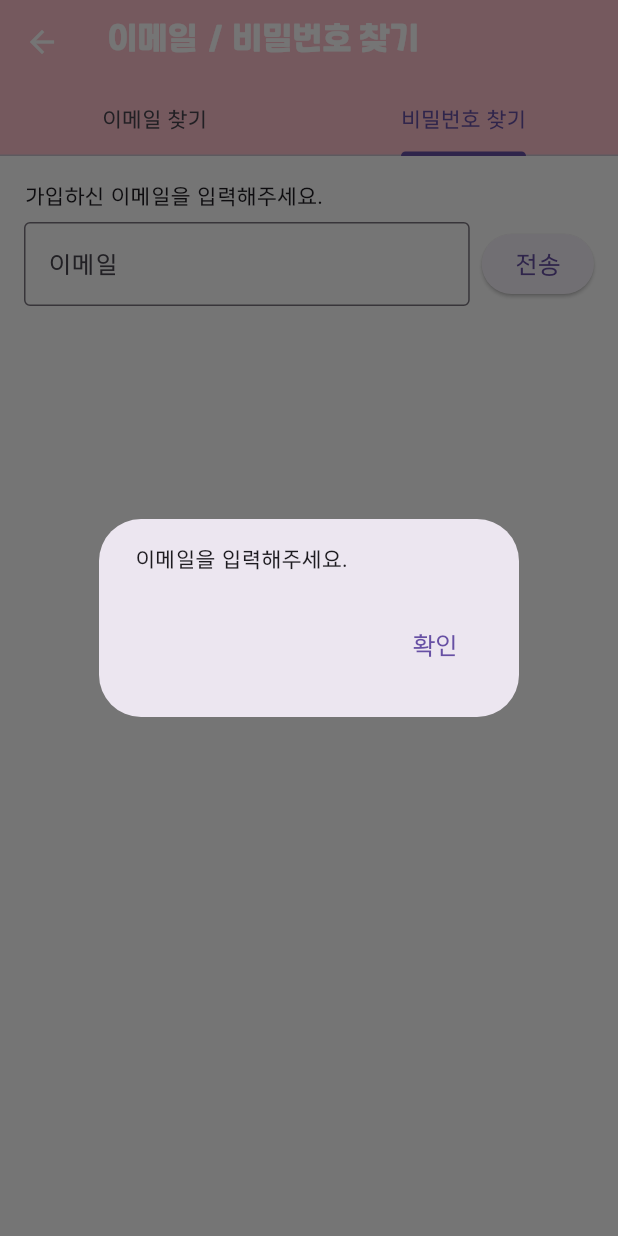
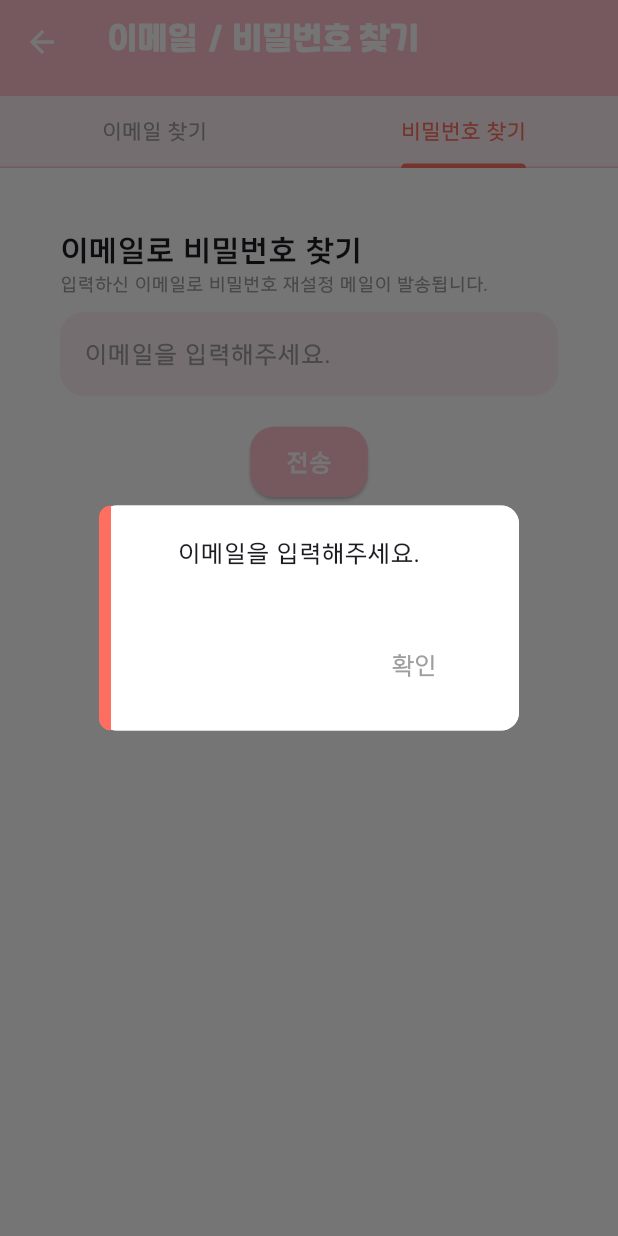
Before and after one commit to suikari/Wearly, a Flutter app: the FindAccountPage screen opened directly, tab 2 chosen, after a tap on "전송", on a phone screen of 412 x 824 dp. Run offline on Flutter 3.47's test engine with Material 3 defaults, Android fonts, the phone set to English and light mode, and no system bars; our stand-ins replace cloud_firestore, file_picker, firebase_auth, firebase_core, firebase_storage, geocoding and 5 more; missing offline and left inert: firebase_app_check, flutter_naver_login, image_editor_plus, kakao_flutter_sdk_user; accounts and stored records are empty; generated files the repository leaves out were written again.

Commit message:
250619 - 이메일/비밀번호 찾기 페이지 완료, 카카오/네이버 로그인 확인중

```diff
--- a/lib/common/dialog_util.dart
+++ b/lib/common/dialog_util.dart
@@ -1,4 +1,6 @@
 import 'package:flutter/material.dart';
+import 'package:provider/provider.dart';
+import '../provider/theme_provider.dart';
 import '/provider/custom_colors.dart';
 
 Future<bool?> showDialogMessage(
@@ -11,6 +13,9 @@ Future<bool?> showDialogMessage(
   final customColors = Theme.of(context).extension<CustomColors>();
   final pointColor = customColors?.pointColor ?? Colors.black;
   final subColor = customColors?.subColor ?? Colors.white;
+  final themeProvider = Provider.of<ThemeProvider>(context, listen: false);
+  final isBlackTheme = themeProvider.colorTheme == ColorTheme.blackTheme;
+  final bgColor = isBlackTheme ? Color(0xFF333333) : Colors.white;
 
   return showDialog<bool>(
     context: context,
@@ -21,7 +26,7 @@ Future<bool?> showDialogMessage(
           child: Container(
             decoration: BoxDecoration(
               borderRadius: BorderRadius.circular(12),
-              color: subColor,
+              color: bgColor,
             ),
             child: Row(
               mainAxisSize: MainAxisSize.min,
@@ -40,7 +45,7 @@ Future<bool?> showDialogMessage(
 
                 // 내용 영역
                 ConstrainedBox(
-                  constraints: const BoxConstraints(maxWidth: 250),
+                  constraints: const BoxConstraints(maxWidth: 250, minHeight: 150),
                   child: Padding(
                     padding: const EdgeInsets.symmetric(horizontal: 16, vertical: 20),
                     child: Column(
@@ -52,8 +57,9 @@ Future<bool?> showDialogMessage(
                           style: const TextStyle(fontSize: 16),
                         ),
                         const SizedBox(height: 16),
-                        Align(
-                          alignment: Alignment.centerRight,
+                        Expanded(
+                          child: Align(
+                            alignment: Alignment.bottomRight,
                             child: confirmCancel
                                 ? Row(
                               mainAxisSize: MainAxisSize.min,
@@ -63,14 +69,14 @@ Future<bool?> showDialogMessage(
                                     Navigator.of(context).pop(false);
                                     if (onCancel != null) onCancel();
                                   },
-                                child: const Text("취소"),
+                                  child: const Text("취소", style: TextStyle(color: Colors.grey),),
                                 ),
                                 TextButton(
                                   onPressed: () {
                                     Navigator.of(context).pop(true);
                                     if (onConfirm != null) onConfirm();
                                   },
-                                child: const Text("확인"),
+                                  child: const Text("확인", style: TextStyle(color: Colors.black),),
                                 ),
                               ],
                             )
@@ -79,7 +85,8 @@ Future<bool?> showDialogMessage(
                                 Navigator.of(context).pop(true);
                                 if (onConfirm != null) onConfirm();
                               },
-                            child: const Text("확인"),
+                              child: const Text("확인", style: TextStyle(color: Colors.grey),),
+                            ),
                           ),
                         ),
                       ],
--- a/lib/main.dart
+++ b/lib/main.dart
@@ -36,6 +36,7 @@ Future<void> main() async {
   KakaoSdk.init(
     nativeAppKey: '102bf4d0a6bfeeab56fd2d28f7573cc1',
   );
+
   runApp(
     ChangeNotifierProvider(
       create: (_) => ThemeProvider(),
--- a/lib/page/find_account_page.dart
+++ b/lib/page/find_account_page.dart
@@ -1,10 +1,22 @@
+import 'package:cloud_firestore/cloud_firestore.dart';
+import 'package:firebase_auth/firebase_auth.dart';
 import 'package:flutter/material.dart';
+
+import '../common/dialog_util.dart';
+import '../provider/custom_colors.dart';
 
 class FindAccountPage extends StatelessWidget {
   const FindAccountPage({super.key});
 
   @override
   Widget build(BuildContext context) {
+    final customColors = Theme.of(context).extension<CustomColors>();
+    Color mainColor = customColors?.mainColor ?? Theme.of(context).primaryColor;
+    Color subColor = customColors?.subColor ?? Colors.white;
+    Color pointColor = customColors?.pointColor ?? Colors.white70;
+    Color Grey = customColors?.textGrey ?? Colors.grey;
+    Color White = customColors?.textWhite ?? Colors.white;
+    Color Black = customColors?.textBlack ?? Colors.black;
     return DefaultTabController(
       length: 2,
       child: Scaffold(
@@ -14,11 +26,21 @@ class FindAccountPage extends StatelessWidget {
             icon: const Icon(Icons.arrow_back),
             onPressed: () => Navigator.pop(context),
           ),
-          bottom: const TabBar(
-            tabs: [
+          bottom: PreferredSize(
+            preferredSize: const Size.fromHeight(kToolbarHeight),
+            child: Container(
+              color: subColor,
+              child: TabBar(
+                labelColor: pointColor,
+                unselectedLabelColor: Grey,
+                dividerColor: mainColor,
+                indicatorColor: pointColor,
+                tabs: const [
                   Tab(text: '이메일 찾기'),
                   Tab(text: '비밀번호 찾기'),
                 ],
+              ),
+            ),
           ),
         ),
         body: const TabBarView(
@@ -42,47 +64,101 @@ class _FindEmailTab extends StatefulWidget {
 
 class _FindEmailTabState extends State<_FindEmailTab> {
   final nicknameController = TextEditingController();
+  String? maskedEmailResult;
 
-  void _showDialog(String message) {
-    showDialog(
-      context: context,
-      builder: (_) => AlertDialog(
-        content: Text(message),
-        actions: [
-          TextButton(
-              onPressed: () => Navigator.pop(context), child: const Text("확인")),
-        ],
-      ),
-    );
+  Future<String?> findEmailByNickname(String nickname) async {
+    final query = await FirebaseFirestore.instance
+        .collection('users')
+        .where('nickname', isEqualTo: nickname)
+        .limit(1)
+        .get();
+
+    if (query.docs.isEmpty) return null;
+    return query.docs.first.data()['email'];
   }
 
-  void _findEmail() {
-    if (nicknameController.text.trim().isEmpty) {
-      _showDialog("닉네임을 입력해주세요.");
+  String maskEmail(String email) {
+    final parts = email.split('@');
+    if (parts.length != 2) return email; // 이메일 형식이 아니면 원본 반환
+
+    final username = parts[0];
+    final domain = parts[1];
+
+    // 예외 처리: 사용자 ID가 2자 이하일 경우 전체 마스킹
+    if (username.length <= 2) {
+      return '*' * username.length + '@' + domain;
+    }
+
+    // 일반 처리: 앞 2자리 표시 + 나머지는 *
+    final visibleLength = 2;
+    final visiblePart = username.substring(0, visibleLength);
+    final masked = '*' * (username.length - visibleLength);
+
+    return '$visiblePart$masked@$domain';
+  }
+
+  void _findEmail() async {
+    final nickname = nicknameController.text.trim();
+    if (nickname.isEmpty) {
+      await showDialogMessage(context, "닉네임을 입력해주세요.");
+      return;
+    }
+
+    final email = await findEmailByNickname(nickname);
+    if (email != null) {
+      final masked = maskEmail(email);
+      setState(() {
+        maskedEmailResult = "$masked";
+      });
     } else {
-      _showDialog("입력하신 닉네임으로 이메일을 찾는 요청이 전송되었습니다.");
+      await showDialogMessage(context, "일치하는 이메일을 찾을 수 없습니다.");
     }
   }
 
+
   @override
   Widget build(BuildContext context) {
-    return _SectionWrapper(
+    return Padding(
+      padding: const EdgeInsets.all(20),
+      child: _SectionWrapper(
         children: [
-        const Text("닉네임", style: TextStyle(fontWeight: FontWeight.bold)),
-        const SizedBox(height: 8),
+          const Text("닉네임으로 이메일 찾기", style: TextStyle(fontSize: 20,fontWeight: FontWeight.bold)),
+          const SizedBox(height: 10),
           TextField(
             controller: nicknameController,
-          decoration: _inputDecoration("닉네임을 입력하세요..."),
+            decoration: themedInputDecoration(context, "닉네임을 입력하세요."),
+          ),
+          if (maskedEmailResult != null) ...[
+            Center(
+              child: Column(
+                children: [
+                  const SizedBox(height: 20),
+                  const Divider(color: Colors.grey,),
+                  const SizedBox(height: 20),
+                  Text("해당 닉네임으로 가입된 이메일은"),
+                  const SizedBox(height: 20),
+                  Text(
+                    maskedEmailResult!,
+                    style: const TextStyle(fontSize: 18, fontWeight: FontWeight.bold,),
                   ),
                   const SizedBox(height: 20),
-        Center(
-          child: OutlinedButton(
-            onPressed: _findEmail,
-            style: _buttonStyle(),
-            child: const Text("이메일 찾기"),
+                  Text("입니다."),
+                  const SizedBox(height: 20),
+                  const Divider(color: Colors.grey,),
+                ],
               ),
             ),
           ],
+          const SizedBox(height: 20),
+          Center(
+            child: ElevatedButton(
+              onPressed: _findEmail,
+              style: elevatedButtonStyle(context),
+              child: const Text("이메일 찾기", style: TextStyle(color: Colors.white, fontWeight: FontWeight.bold),),
+            ),
+          ),
+        ],
+      ),
     );
   }
 }
@@ -97,159 +173,79 @@ class _FindPasswordTab extends StatefulWidget {
 
 class _FindPasswordTabState extends State<_FindPasswordTab> {
   final emailController = TextEditingController();
-  final codeController = TextEditingController();
-  final newPasswordController = TextEditingController();
-  final confirmPasswordController = TextEditingController();
 
-  bool showCodeInput = false;
-  bool showPasswordFields = false;
-
-  void _showDialog(String message) {
-    showDialog(
-      context: context,
-      builder: (_) => AlertDialog(
-        content: Text(message),
-        actions: [
-          TextButton(onPressed: () => Navigator.pop(context), child: const Text("확인")),
-        ],
-      ),
-    );
+  void _sendPasswordResetEmail() async {
+    final email = emailController.text.trim();
+    if (email.isEmpty) {
+      await showDialogMessage(context, "이메일을 입력해주세요.");
+      return;
     }
 
-  void _sendCode() {
-    if (emailController.text.isEmpty) {
-      _showDialog("이메일을 입력해주세요.");
-      return;
-    }
-    setState(() {
-      showCodeInput = true;
-    });
-    _showDialog("인증번호가 전송되었습니다.");
-  }
-
-  void _verifyCode() {
-    if (codeController.text.isEmpty) {
-      _showDialog("인증번호를 입력해주세요.");
-      return;
-    }
-    setState(() {
-      showPasswordFields = true;
-    });
-    _showDialog("인증되었습니다. 비밀번호를 변경해주세요.");
-  }
-
-  void _changePassword() {
-    final newPw = newPasswordController.text;
-    final confirmPw = confirmPasswordController.text;
-
-    if (newPw.isEmpty || confirmPw.isEmpty) {
-      _showDialog("모든 비밀번호 필드를 입력해주세요.");
-    } else if (newPw != confirmPw) {
-      _showDialog("비밀번호가 일치하지 않습니다.");
-    } else {
-      _showDialog("비밀번호가 성공적으로 변경되었습니다.");
+    try {
+      await FirebaseAuth.instance.sendPasswordResetEmail(email: email);
+      await showDialogMessage(context, "입력한 이메일로 비밀번호 재설정 메일이 전송되었습니다.");
+    } on FirebaseAuthException catch (e) {
+      await showDialogMessage(context, "오류 발생: ${e.message}");
     }
   }
 
   @override
   Widget build(BuildContext context) {
     return Padding(
-      padding: const EdgeInsets.all(16),
-      child: ListView(
+      padding: const EdgeInsets.all(20),
+      child: _SectionWrapper(
         children: [
-          const Text("가입하신 이메일을 입력해주세요."),
-          const SizedBox(height: 8),
-          Row(
-            children: [
-              Expanded(
-                child: TextField(
+          const Text("이메일로 비밀번호 찾기", style: TextStyle(fontSize: 20,fontWeight: FontWeight.bold)),
+          const Text("입력하신 이메일로 비밀번호 재설정 메일이 발송됩니다.", style: TextStyle(fontSize: 12, color: Colors.grey),),
+          const SizedBox(height: 10),
+          TextField(
             controller: emailController,
-                  decoration: const InputDecoration(
-                    hintText: "이메일",
-                    border: OutlineInputBorder(),
+            decoration: themedInputDecoration(context, "이메일을 입력해주세요."),
+          ),
+          const SizedBox(height: 20),
+          Center(
+            child: ElevatedButton(
+              onPressed: _sendPasswordResetEmail,
+              style: elevatedButtonStyle(context),
+              child: const Text("전송",style: TextStyle(color: Colors.white, fontWeight: FontWeight.bold),),
             ),
           ),
-              ),
-              const SizedBox(width: 8),
-              ElevatedButton(
-                onPressed: _sendCode,
-                child: const Text("전송"),
-              ),
-            ],
-          ),
-          if (showCodeInput) ...[
-            const SizedBox(height: 24),
-            const Text("이메일로 받은 인증번호를 입력해주세요."),
-            const SizedBox(height: 8),
-            Row(
-              children: [
-                Expanded(
-                  child: TextField(
-                    controller: codeController,
-                    decoration: const InputDecoration(
-                      hintText: "인증번호",
-                      border: OutlineInputBorder(),
-                    ),
-                  ),
-                ),
-                const SizedBox(width: 8),
-                ElevatedButton(
-                  onPressed: _verifyCode,
-                  child: const Text("확인"),
-                ),
-              ],
-            ),
-          ],
-          if (showPasswordFields) ...[
-            const SizedBox(height: 24),
-            const Text("새 비밀번호를 입력해주세요."),
-            const SizedBox(height: 8),
-            TextField(
-              controller: newPasswordController,
-              obscureText: true,
-              decoration: const InputDecoration(
-                hintText: "새 비밀번호",
-                border: OutlineInputBorder(),
-              ),
-            ),
-            const SizedBox(height: 16),
-            TextField(
-              controller: confirmPasswordController,
-              obscureText: true,
-              decoration: const InputDecoration(
-                hintText: "비밀번호 확인",
-                border: OutlineInputBorder(),
-              ),
-            ),
-            const SizedBox(height: 24),
-            ElevatedButton(
-              onPressed: _changePassword,
-              child: const Text("변경"),
-            ),
-          ],
         ],
       ),
     );
   }
 }
 
-// 공통 위젯들
-InputDecoration _inputDecoration(String hint) => InputDecoration(
+InputDecoration themedInputDecoration(BuildContext context, String hint) {
+  final customColors = Theme.of(context).extension<CustomColors>();
+  Color subColor = customColors?.subColor ?? Colors.white;
+  Color pointColor = customColors?.pointColor ?? Colors.white70;
+  Color Grey = customColors?.textGrey ?? Colors.grey;
+  Color White = customColors?.textWhite ?? Colors.white;
+  Color Black = customColors?.textBlack ?? Colors.black;
+
+  return InputDecoration(
     hintText: hint,
-  border: OutlineInputBorder(borderRadius: BorderRadius.circular(8)),
-  enabledBorder: OutlineInputBorder(
-    borderSide: BorderSide(color: Colors.red.shade200),
+    hintStyle: TextStyle(color: Grey),
+    filled: true,
+    fillColor: subColor,
+    border: OutlineInputBorder(
+      borderRadius: BorderRadius.circular(16),
+      borderSide: BorderSide.none,  // 테두리 없애고 싶으면 추가
     ),
-  focusedBorder: const OutlineInputBorder(
-    borderSide: BorderSide(color: Colors.pink),
-  ),
-  hintStyle: const TextStyle(color: Colors.grey),
   );
+}
 
-ButtonStyle _buttonStyle() => OutlinedButton.styleFrom(
-  side: BorderSide(color: Colors.pink.shade200),
-  shape: RoundedRectangleBorder(borderRadius: BorderRadius.circular(10)),
+ButtonStyle elevatedButtonStyle(BuildContext context) {
+  final customColors = Theme.of(context).extension<CustomColors>();
+  Color mainColor = customColors?.mainColor ?? Theme.of(context).primaryColor;
+
+  return ElevatedButton.styleFrom(
+    backgroundColor: mainColor,
+    shape: RoundedRectangleBorder(borderRadius: BorderRadius.circular(16)),
+    padding: const EdgeInsets.symmetric(horizontal: 24, vertical: 12),
   );
+}
 
 class _SectionWrapper extends StatelessWidget {
   final List<Widget> children;
```
Also changed, not shown: lib/login_page.dart (+12 -8 lines), 2 other files. Lines whose indentation alone changed are shown as unchanged.
